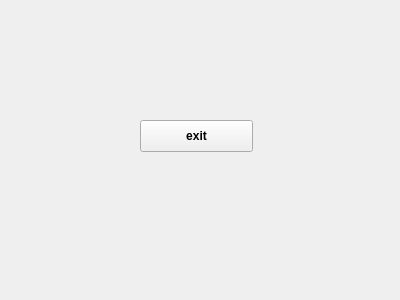
The window that client/design/game.ui (RafaelKhammadeev/SemesterWorkExtremePixelBattle) describes before a commit, drawn with Qt 5.
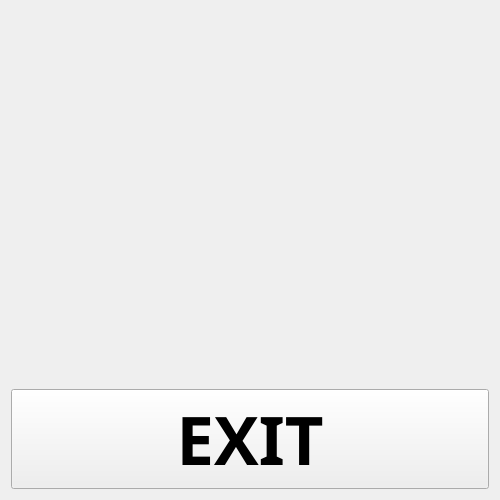
The same window after the commit.

The edit to the form file:
```diff
--- a/client/design/game.ui
+++ b/client/design/game.ui
@@ -6,32 +6,42 @@
    <rect>
     <x>0</x>
     <y>0</y>
-    <width>400</width>
-    <height>300</height>
+    <width>500</width>
+    <height>500</height>
    </rect>
   </property>
   <property name="windowTitle">
    <string>Form</string>
   </property>
+  <layout class="QVBoxLayout" name="verticalLayout">
+   <item>
+    <spacer name="verticalSpacer">
+     <property name="orientation">
+      <enum>Qt::Vertical</enum>
+     </property>
+     <property name="sizeHint" stdset="0">
+      <size>
+       <width>20</width>
+       <height>40</height>
+      </size>
+     </property>
+    </spacer>
+   </item>
+   <item>
   <widget class="QPushButton" name="btn">
-   <property name="geometry">
-    <rect>
-     <x>140</x>
-     <y>120</y>
-     <width>113</width>
-     <height>32</height>
-    </rect>
-   </property>
    <property name="font">
     <font>
-     <weight>75</weight>
+       <family>Montserrat</family>
+       <pointsize>50</pointsize>
      <bold>true</bold>
     </font>
    </property>
    <property name="text">
-    <string>exit</string>
-   </property>
-  </widget>
+      <string>EXIT</string>
+     </property>
+    </widget>
+   </item>
+  </layout>
  </widget>
  <resources/>
  <connections/>
```
Lines whose indentation alone changed are shown as unchanged.
